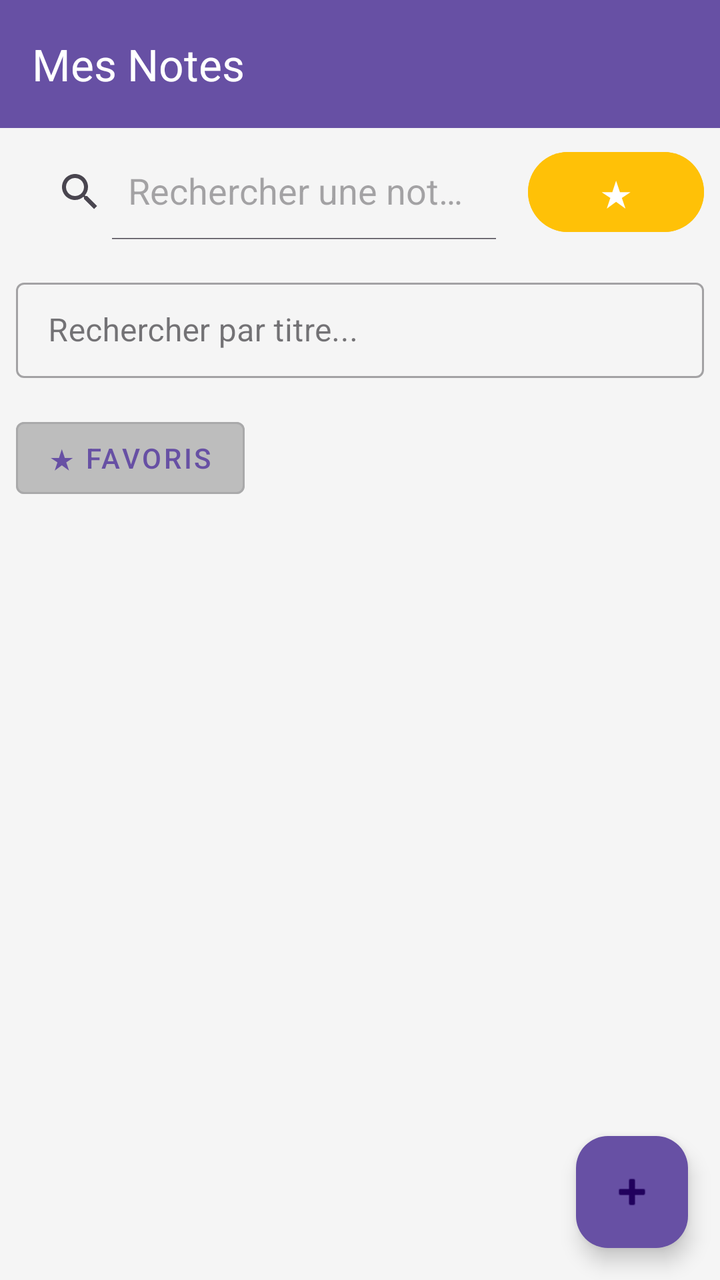
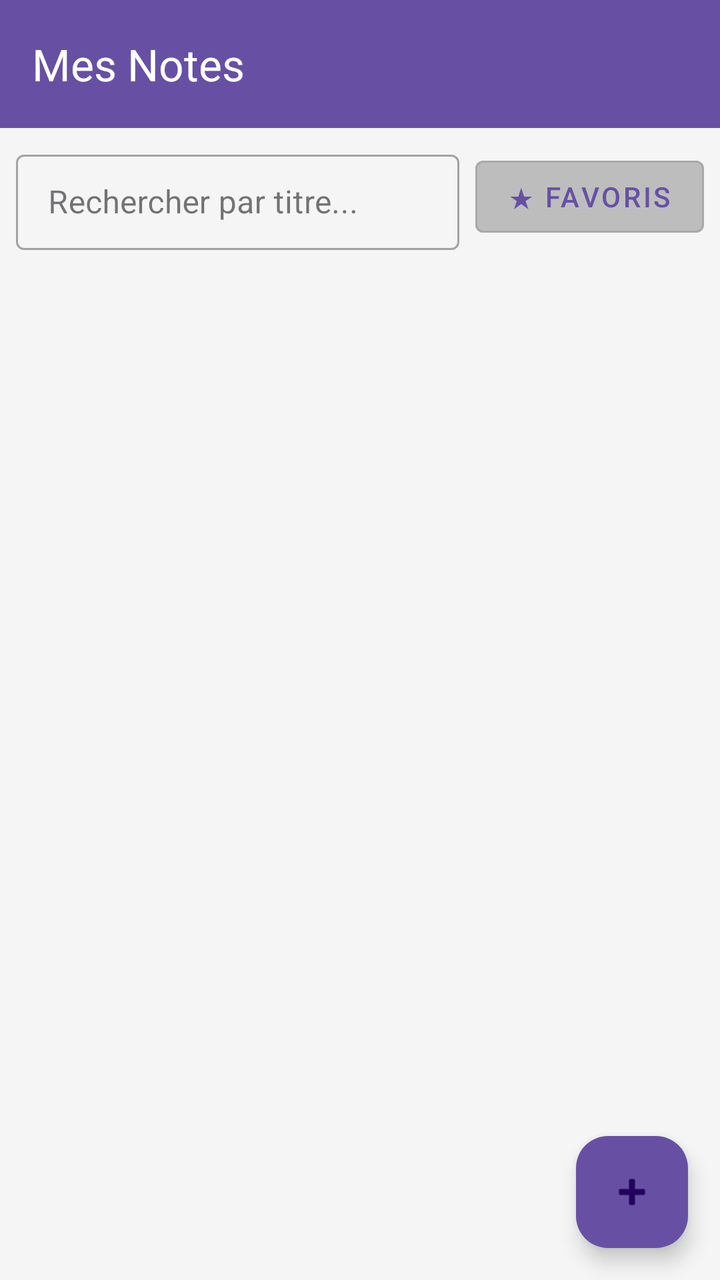

Two renders of the same Android screen: before a commit and after it. Below are the layout's source before the change and the commit's diff.
<!-- AndroidManifest.xml: application theme Theme.GestionnaireNotes -->
<!-- res/layout/activity_main.xml -->
<?xml version="1.0" encoding="utf-8"?>
<androidx.coordinatorlayout.widget.CoordinatorLayout
    xmlns:android="http://schemas.android.com/apk/res/android"
    xmlns:app="http://schemas.android.com/apk/res-auto"
    android:layout_width="match_parent"
    android:layout_height="match_parent"
    android:background="#F5F5F5">

    
    <com.google.android.material.appbar.AppBarLayout
        android:layout_width="match_parent"
        android:layout_height="wrap_content">

        <androidx.appcompat.widget.Toolbar
            android:id="@+id/toolbar"
            android:layout_width="match_parent"
            android:layout_height="?attr/actionBarSize"
            android:background="?attr/colorPrimary"
            app:title="Mes Notes"
            app:titleTextColor="#FFFFFF" />

    </com.google.android.material.appbar.AppBarLayout>

    
    <LinearLayout
        android:layout_width="match_parent"
        android:layout_height="match_parent"
        android:orientation="vertical"
        app:layout_behavior="@string/appbar_scrolling_view_behavior">

        
        <LinearLayout
            android:layout_width="match_parent"
            android:layout_height="wrap_content"
            android:orientation="horizontal"
            android:padding="8dp">

            <androidx.appcompat.widget.SearchView
                android:id="@+id/searchView"
                android:layout_width="0dp"
                android:layout_height="wrap_content"
                android:layout_weight="1"
                app:iconifiedByDefault="false"
                app:queryHint="Rechercher une note..." />

            <Button
                android:id="@+id/btnFavoris"
                android:layout_width="wrap_content"
                android:layout_height="wrap_content"
                android:layout_marginStart="8dp"
                android:text="★"
                android:textSize="18sp"
                android:backgroundTint="#FFC107"
                android:textColor="#FFFFFF"
                android:paddingStart="12dp"
                android:paddingEnd="12dp"/>

        </LinearLayout>

        
        <TextView
            android:id="@+id/tvEmpty"
            android:layout_width="match_parent"
            android:layout_height="wrap_content"
            android:gravity="center"
            android:padding="32dp"
            android:text="Aucune note"
            android:textSize="16sp"
            android:textColor="#9E9E9E"
            android:visibility="gone"/>


<com.google.android.material.textfield.TextInputLayout
    android:layout_width="match_parent"
    android:layout_height="wrap_content"
    android:hint="Rechercher par titre..."
    android:layout_margin="8dp"
    style="@style/Widget.MaterialComponents.TextInputLayout.OutlinedBox.Dense">

    <com.google.android.material.textfield.TextInputEditText
        android:id="@+id/etRecherche"
        android:layout_width="match_parent"
        android:layout_height="wrap_content"
        android:inputType="text"
        android:imeOptions="actionSearch"/>
</com.google.android.material.textfield.TextInputLayout>


<Button
    android:id="@+id/btnFavoris"
    android:layout_width="wrap_content"
    android:layout_height="wrap_content"
    android:layout_margin="8dp"
    android:text="★ Favoris"
    android:backgroundTint="#BDBDBD"
    style="@style/Widget.MaterialComponents.Button.OutlinedButton"/>
        
        <androidx.recyclerview.widget.RecyclerView
            android:id="@+id/recyclerView"
            android:layout_width="match_parent"
            android:layout_height="0dp"
            android:layout_weight="1"
            android:clipToPadding="false"
            android:paddingBottom="80dp" />

    </LinearLayout>

    
    <LinearLayout
        android:id="@+id/layoutPalette"
        android:layout_width="wrap_content"
        android:layout_height="wrap_content"
        android:orientation="vertical"
        android:gravity="center_horizontal"
        android:visibility="gone"
        android:layout_gravity="bottom|end"
        android:layout_marginEnd="18dp"
        android:layout_marginBottom="80dp">

        <View android:id="@+id/colorVert"
            android:layout_width="40dp" android:layout_height="40dp"
            android:layout_margin="4dp"
            android:background="@drawable/circle_color"
            android:backgroundTint="@color/green" />

        <View android:id="@+id/colorRouge"
            android:layout_width="40dp" android:layout_height="40dp"
            android:layout_margin="4dp"
            android:background="@drawable/circle_color"
            android:backgroundTint="@color/red" />

        <View android:id="@+id/colorBleu"
            android:layout_width="40dp" android:layout_height="40dp"
            android:layout_margin="4dp"
            android:background="@drawable/circle_color"
            android:backgroundTint="@color/blue" />

        <View android:id="@+id/colorJaune"
            android:layout_width="40dp" android:layout_height="40dp"
            android:layout_margin="4dp"
            android:background="@drawable/circle_color"
            android:backgroundTint="@color/yellow" />

        <View android:id="@+id/colorOrange"
            android:layout_width="40dp" android:layout_height="40dp"
            android:layout_margin="4dp"
            android:background="@drawable/circle_color"
            android:backgroundTint="@color/orange" />

        <View android:id="@+id/colorGris"
            android:layout_width="40dp" android:layout_height="40dp"
            android:layout_margin="4dp"
            android:background="@drawable/circle_color"
            android:backgroundTint="@color/gray" />

    </LinearLayout>

    
    <com.google.android.material.floatingactionbutton.FloatingActionButton
        android:id="@+id/fab"
        android:layout_width="wrap_content"
        android:layout_height="wrap_content"
        android:layout_gravity="bottom|end"
        android:layout_margin="16dp"
        android:contentDescription="Nouvelle note"
        app:srcCompat="@android:drawable/ic_input_add"
        app:backgroundTint="?attr/colorPrimary" />

</androidx.coordinatorlayout.widget.CoordinatorLayout>
<!-- resources referenced by this layout -->
<resources>
  <color name="blue">#2F80ED</color>
  <color name="gray">#828282</color>
  <color name="green">#219653</color>
  <color name="orange">#F2994A</color>
  <color name="red">#EB5757</color>
  <color name="yellow">#F2C94C</color>
  <!-- drawable circle_color (drawable) -->
  <?xml version="1.0" encoding="utf-8"?>
  <shape xmlns:android="http://schemas.android.com/apk/res/android"
      android:shape="oval">
      <solid android:color="#FFFFFF" />
  </shape>
  <style name="Theme.GestionnaireNotes" parent="Base.Theme.GestionnaireNotes" />
  <style name="Base.Theme.GestionnaireNotes" parent="Theme.Material3.DayNight.NoActionBar">
          
          
      </style>
</resources>

<!-- the commit's change to res/layout/activity_main.xml (unified diff, before → after) -->
@@ -33,67 +33,37 @@
             android:layout_width="match_parent"
             android:layout_height="wrap_content"
             android:orientation="horizontal"
-            android:padding="8dp">
+            android:paddingHorizontal="8dp"
+            android:paddingTop="8dp"
+            android:gravity="center_vertical">
 
-            <androidx.appcompat.widget.SearchView
-                android:id="@+id/searchView"
+            <com.google.android.material.textfield.TextInputLayout
+                android:id="@+id/layoutRecherche"
                 android:layout_width="0dp"
                 android:layout_height="wrap_content"
                 android:layout_weight="1"
-                app:iconifiedByDefault="false"
-                app:queryHint="Rechercher une note..." />
+                android:hint="Rechercher par titre..."
+                style="@style/Widget.MaterialComponents.TextInputLayout.OutlinedBox.Dense">
 
+                <com.google.android.material.textfield.TextInputEditText
+                    android:id="@+id/etRecherche"
+                    android:layout_width="match_parent"
+                    android:layout_height="wrap_content"
+                    android:inputType="text"
+                    android:imeOptions="actionSearch"/>
+            </com.google.android.material.textfield.TextInputLayout>
+
+            
             <Button
                 android:id="@+id/btnFavoris"
                 android:layout_width="wrap_content"
                 android:layout_height="wrap_content"
                 android:layout_marginStart="8dp"
-                android:text="★"
-                android:textSize="18sp"
-                android:backgroundTint="#FFC107"
-                android:textColor="#FFFFFF"
-                android:paddingStart="12dp"
-                android:paddingEnd="12dp"/>
+                android:text="★ Favoris"
+                android:backgroundTint="#BDBDBD"
+                style="@style/Widget.MaterialComponents.Button.OutlinedButton"/>
 
         </LinearLayout>
-
-        
-        <TextView
-            android:id="@+id/tvEmpty"
-            android:layout_width="match_parent"
-            android:layout_height="wrap_content"
-            android:gravity="center"
-            android:padding="32dp"
-            android:text="Aucune note"
-            android:textSize="16sp"
-            android:textColor="#9E9E9E"
-            android:visibility="gone"/>
-
-
-<com.google.android.material.textfield.TextInputLayout
-    android:layout_width="match_parent"
-    android:layout_height="wrap_content"
-    android:hint="Rechercher par titre..."
-    android:layout_margin="8dp"
-    style="@style/Widget.MaterialComponents.TextInputLayout.OutlinedBox.Dense">
-
-    <com.google.android.material.textfield.TextInputEditText
-        android:id="@+id/etRecherche"
-        android:layout_width="match_parent"
-        android:layout_height="wrap_content"
-        android:inputType="text"
-        android:imeOptions="actionSearch"/>
-</com.google.android.material.textfield.TextInputLayout>
-
-
-<Button
-    android:id="@+id/btnFavoris"
-    android:layout_width="wrap_content"
-    android:layout_height="wrap_content"
-    android:layout_margin="8dp"
-    android:text="★ Favoris"
-    android:backgroundTint="#BDBDBD"
-    style="@style/Widget.MaterialComponents.Button.OutlinedButton"/>
         
         <androidx.recyclerview.widget.RecyclerView
             android:id="@+id/recyclerView"
